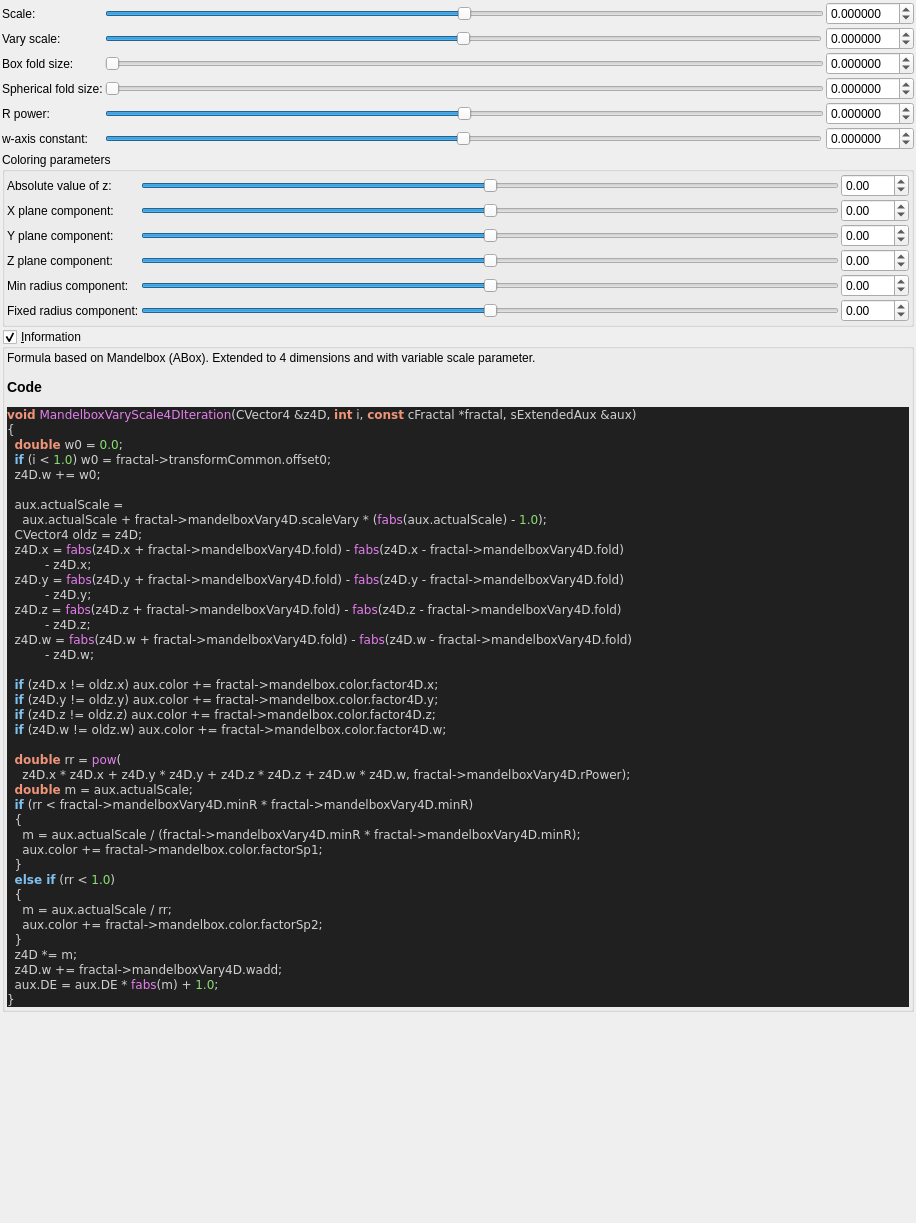
Old version of the form mandelbulber2/qt_data/fractal_mandelbox_vary_scale_4d.ui in the repository buddhi1980/mandelbulber2.
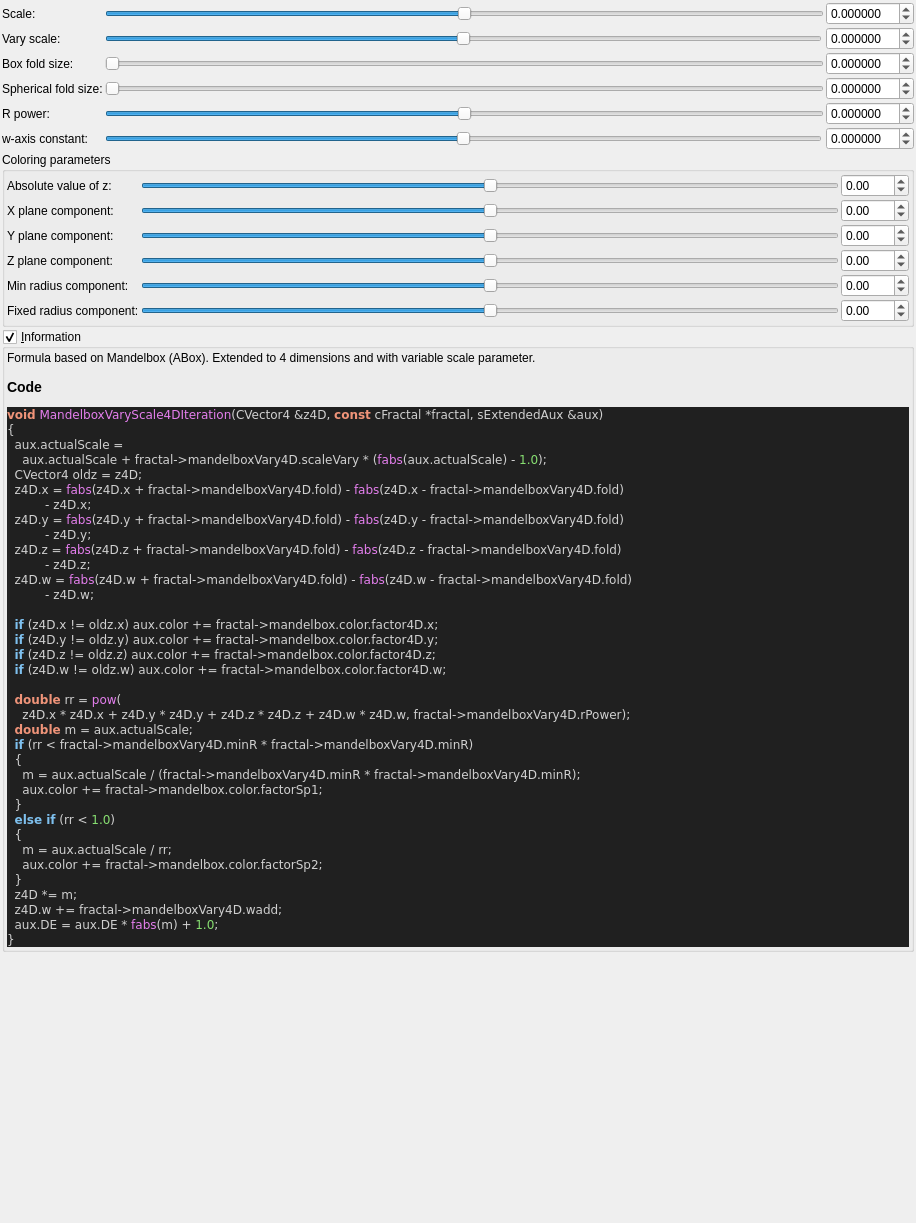
New version of the form. Custom widgets are drawn as their Qt base class.

```diff
--- a/mandelbulber2/qt_data/fractal_mandelbox_vary_scale_4d.ui
+++ b/mandelbulber2/qt_data/fractal_mandelbox_vary_scale_4d.ui
@@ -785,12 +785,8 @@
 &lt;/table&gt;
 &lt;h3&gt;Code&lt;/h3&gt;
 &lt;body style=&quot;background-color:#202020&quot;&gt;
-&lt;pre style=&quot;color:#d0d0d0; background-color:#202020;  font-family:'Courier New',monospace;&quot;&gt;&lt;span style=&quot;color:#f09479; font-weight:bold&quot;&gt;void&lt;/span&gt; &lt;span style=&quot;color:#e47eed&quot;&gt;MandelboxVaryScale4DIteration&lt;/span&gt;&lt;span style=&quot;color:#d0d0d0&quot;&gt;(&lt;/span&gt;CVector4 &lt;span style=&quot;color:#d0d0d0&quot;&gt;&amp;amp;&lt;/span&gt;z4D&lt;span style=&quot;color:#d0d0d0&quot;&gt;,&lt;/span&gt; &lt;span style=&quot;color:#f09479; font-weight:bold&quot;&gt;int&lt;/span&gt; i&lt;span style=&quot;color:#d0d0d0&quot;&gt;,&lt;/span&gt; &lt;span style=&quot;color:#f09479; font-weight:bold&quot;&gt;const&lt;/span&gt; cFractal &lt;span style=&quot;color:#d0d0d0&quot;&gt;*&lt;/span&gt;fractal&lt;span style=&quot;color:#d0d0d0&quot;&gt;,&lt;/span&gt; sExtendedAux &lt;span style=&quot;color:#d0d0d0&quot;&gt;&amp;amp;&lt;/span&gt;aux&lt;span style=&quot;color:#d0d0d0&quot;&gt;)&lt;/span&gt;
+&lt;pre style=&quot;color:#d0d0d0; background-color:#202020;  font-family:'Courier New',monospace;&quot;&gt;&lt;span style=&quot;color:#f09479; font-weight:bold&quot;&gt;void&lt;/span&gt; &lt;span style=&quot;color:#e47eed&quot;&gt;MandelboxVaryScale4DIteration&lt;/span&gt;&lt;span style=&quot;color:#d0d0d0&quot;&gt;(&lt;/span&gt;CVector4 &lt;span style=&quot;color:#d0d0d0&quot;&gt;&amp;amp;&lt;/span&gt;z4D&lt;span style=&quot;color:#d0d0d0&quot;&gt;,&lt;/span&gt; &lt;span style=&quot;color:#f09479; font-weight:bold&quot;&gt;const&lt;/span&gt; cFractal &lt;span style=&quot;color:#d0d0d0&quot;&gt;*&lt;/span&gt;fractal&lt;span style=&quot;color:#d0d0d0&quot;&gt;,&lt;/span&gt; sExtendedAux &lt;span style=&quot;color:#d0d0d0&quot;&gt;&amp;amp;&lt;/span&gt;aux&lt;span style=&quot;color:#d0d0d0&quot;&gt;)&lt;/span&gt;
 &lt;span style=&quot;color:#d0d0d0&quot;&gt;{&lt;/span&gt;
-  &lt;span style=&quot;color:#f09479; font-weight:bold&quot;&gt;double&lt;/span&gt; w0 &lt;span style=&quot;color:#d0d0d0&quot;&gt;=&lt;/span&gt; &lt;span style=&quot;color:#87df71&quot;&gt;0.0&lt;/span&gt;&lt;span style=&quot;color:#d0d0d0&quot;&gt;;&lt;/span&gt;
-  &lt;span style=&quot;color:#7ec0ee; font-weight:bold&quot;&gt;if&lt;/span&gt; &lt;span style=&quot;color:#d0d0d0&quot;&gt;(&lt;/span&gt;i &lt;span style=&quot;color:#d0d0d0&quot;&gt;&amp;lt;&lt;/span&gt; &lt;span style=&quot;color:#87df71&quot;&gt;1.0&lt;/span&gt;&lt;span style=&quot;color:#d0d0d0&quot;&gt;)&lt;/span&gt; w0 &lt;span style=&quot;color:#d0d0d0&quot;&gt;=&lt;/span&gt; fractal&lt;span style=&quot;color:#d0d0d0&quot;&gt;-&amp;gt;&lt;/span&gt;transformCommon&lt;span style=&quot;color:#d0d0d0&quot;&gt;.&lt;/span&gt;offset0&lt;span style=&quot;color:#d0d0d0&quot;&gt;;&lt;/span&gt;
-  z4D&lt;span style=&quot;color:#d0d0d0&quot;&gt;.&lt;/span&gt;w &lt;span style=&quot;color:#d0d0d0&quot;&gt;+=&lt;/span&gt; w0&lt;span style=&quot;color:#d0d0d0&quot;&gt;;&lt;/span&gt;
-
   aux&lt;span style=&quot;color:#d0d0d0&quot;&gt;.&lt;/span&gt;actualScale &lt;span style=&quot;color:#d0d0d0&quot;&gt;=&lt;/span&gt;
     aux&lt;span style=&quot;color:#d0d0d0&quot;&gt;.&lt;/span&gt;actualScale &lt;span style=&quot;color:#d0d0d0&quot;&gt;+&lt;/span&gt; fractal&lt;span style=&quot;color:#d0d0d0&quot;&gt;-&amp;gt;&lt;/span&gt;mandelboxVary4D&lt;span style=&quot;color:#d0d0d0&quot;&gt;.&lt;/span&gt;scaleVary &lt;span style=&quot;color:#d0d0d0&quot;&gt;* (&lt;/span&gt;&lt;span style=&quot;color:#e47eed&quot;&gt;fabs&lt;/span&gt;&lt;span style=&quot;color:#d0d0d0&quot;&gt;(&lt;/span&gt;aux&lt;span style=&quot;color:#d0d0d0&quot;&gt;.&lt;/span&gt;actualScale&lt;span style=&quot;color:#d0d0d0&quot;&gt;) -&lt;/span&gt; &lt;span style=&quot;color:#87df71&quot;&gt;1.0&lt;/span&gt;&lt;span style=&quot;color:#d0d0d0&quot;&gt;);&lt;/span&gt;
   CVector4 oldz &lt;span style=&quot;color:#d0d0d0&quot;&gt;=&lt;/span&gt; z4D&lt;span style=&quot;color:#d0d0d0&quot;&gt;;&lt;/span&gt;
```
